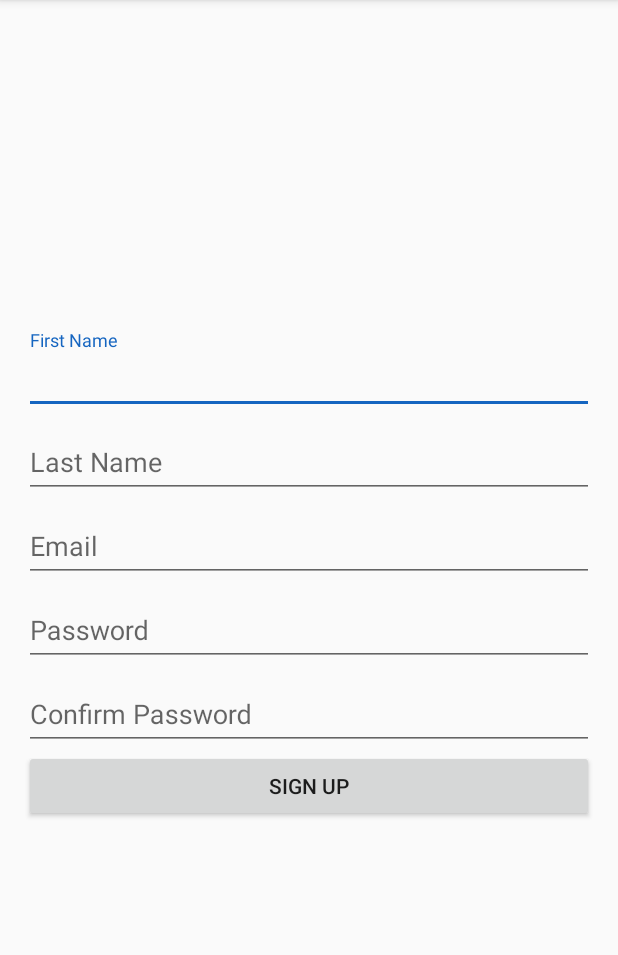
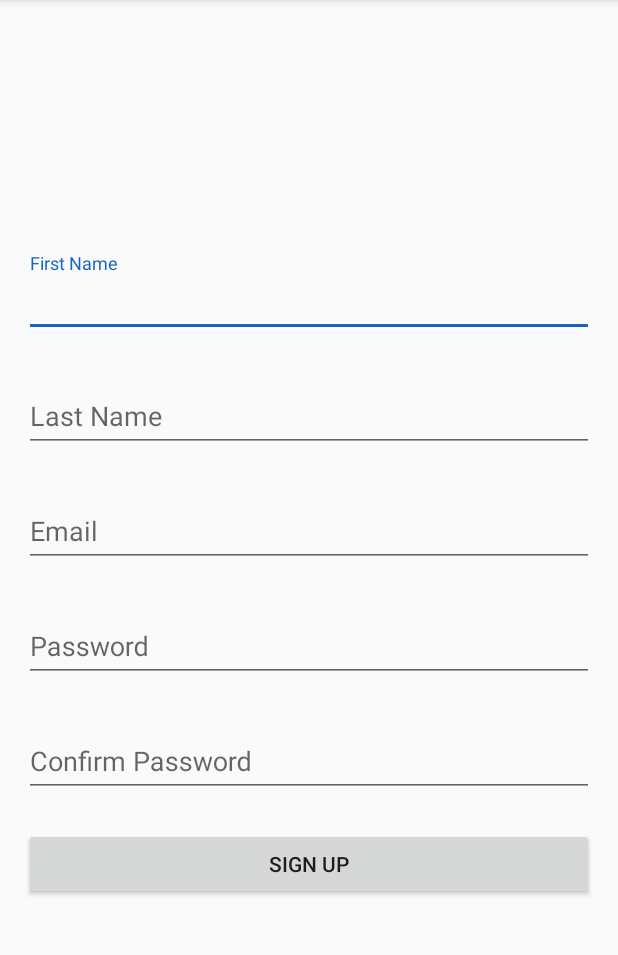
Before and after one commit to hamzabasrai/DutyHelper, an Android app: the SignUpActivity screen opened directly, with no data from a screen before it, on a phone screen of 412 x 824 dp, the part 84-1039 px from its top. Run offline under Robolectric (Android 15) with nearby library versions, the phone set to English and light mode, and no system bars; our stand-ins replace Firebase (no records; nobody signed in at launch, a user with empty details on screens opened directly).

Commit message:
Added error message padding

```diff
--- a/app/src/main/res/layout/activity_signup.xml
+++ b/app/src/main/res/layout/activity_signup.xml
@@ -37,13 +37,14 @@
         android:id="@+id/task_name"
         android:layout_width="0dp"
         android:layout_height="wrap_content"
+        app:errorEnabled="true"
+        app:layout_constraintBottom_toTopOf="@id/last_name_input_layout"
         app:layout_constraintEnd_toEndOf="@id/end_edge"
         app:layout_constraintStart_toStartOf="@id/start_edge"
         app:layout_constraintTop_toBottomOf="@id/top_edge"
-        app:layout_constraintBottom_toTopOf="@id/last_name_input_layout"
         app:layout_constraintVertical_chainStyle="packed">
 
-        <android.support.design.widget.TextInputEditText
+        <EditText
             android:id="@+id/first_name_edit_text"
             android:layout_width="match_parent"
             android:layout_height="wrap_content"
@@ -54,12 +55,13 @@
         android:id="@+id/last_name_input_layout"
         android:layout_width="0dp"
         android:layout_height="wrap_content"
+        app:errorEnabled="true"
+        app:layout_constraintBottom_toTopOf="@id/email_input_layout"
         app:layout_constraintEnd_toEndOf="@id/end_edge"
         app:layout_constraintStart_toStartOf="@id/start_edge"
-        app:layout_constraintTop_toBottomOf="@id/task_name"
-        app:layout_constraintBottom_toTopOf="@id/email_input_layout">
+        app:layout_constraintTop_toBottomOf="@id/task_name">
 
-        <android.support.design.widget.TextInputEditText
+        <EditText
             android:id="@+id/last_name_edit_text"
             android:layout_width="match_parent"
             android:layout_height="wrap_content"
@@ -71,51 +73,54 @@
         android:id="@+id/email_input_layout"
         android:layout_width="0dp"
         android:layout_height="wrap_content"
+        app:errorEnabled="true"
+        app:layout_constraintBottom_toTopOf="@id/password_input_layout"
         app:layout_constraintEnd_toEndOf="@id/end_edge"
         app:layout_constraintStart_toStartOf="@id/start_edge"
-        app:layout_constraintTop_toBottomOf="@id/last_name_input_layout"
-        app:layout_constraintBottom_toTopOf="@id/password_input_layout">
+        app:layout_constraintTop_toBottomOf="@id/last_name_input_layout">
 
-        <android.support.design.widget.TextInputEditText
+        <EditText
             android:id="@+id/email_edit_text"
             android:layout_width="match_parent"
             android:layout_height="wrap_content"
-            android:inputType="textEmailAddress"
-            android:hint="@string/email_hint"/>
+            android:hint="@string/email_hint"
+            android:inputType="textEmailAddress"/>
     </android.support.design.widget.TextInputLayout>
 
     <android.support.design.widget.TextInputLayout
         android:id="@+id/password_input_layout"
         android:layout_width="0dp"
         android:layout_height="wrap_content"
+        app:errorEnabled="true"
+        app:layout_constraintBottom_toTopOf="@id/password_confirm_input_layout"
         app:layout_constraintEnd_toEndOf="@id/end_edge"
         app:layout_constraintStart_toStartOf="@id/start_edge"
-        app:layout_constraintTop_toBottomOf="@id/email_input_layout"
-        app:layout_constraintBottom_toTopOf="@id/password_confirm_input_layout">
+        app:layout_constraintTop_toBottomOf="@id/email_input_layout">
 
-        <android.support.design.widget.TextInputEditText
+        <EditText
             android:id="@+id/password_edit_text"
             android:layout_width="match_parent"
             android:layout_height="wrap_content"
-            android:inputType="textPassword"
-            android:hint="@string/password_hint"/>
+            android:hint="@string/password_hint"
+            android:inputType="textPassword"/>
     </android.support.design.widget.TextInputLayout>
 
     <android.support.design.widget.TextInputLayout
         android:id="@+id/password_confirm_input_layout"
         android:layout_width="0dp"
         android:layout_height="wrap_content"
+        app:errorEnabled="true"
+        app:layout_constraintBottom_toTopOf="@id/btn_sign_up"
         app:layout_constraintEnd_toEndOf="@id/end_edge"
         app:layout_constraintStart_toStartOf="@id/start_edge"
-        app:layout_constraintTop_toBottomOf="@id/password_input_layout"
-        app:layout_constraintBottom_toTopOf="@id/btn_sign_up">
+        app:layout_constraintTop_toBottomOf="@id/password_input_layout">
 
-        <android.support.design.widget.TextInputEditText
+        <EditText
             android:id="@+id/password_confirm_edit_text"
             android:layout_width="match_parent"
             android:layout_height="wrap_content"
-            android:inputType="textPassword"
-            android:hint="@string/confirm_password_hint"/>
+            android:hint="@string/confirm_password_hint"
+            android:inputType="textPassword"/>
     </android.support.design.widget.TextInputLayout>
 
 
```
